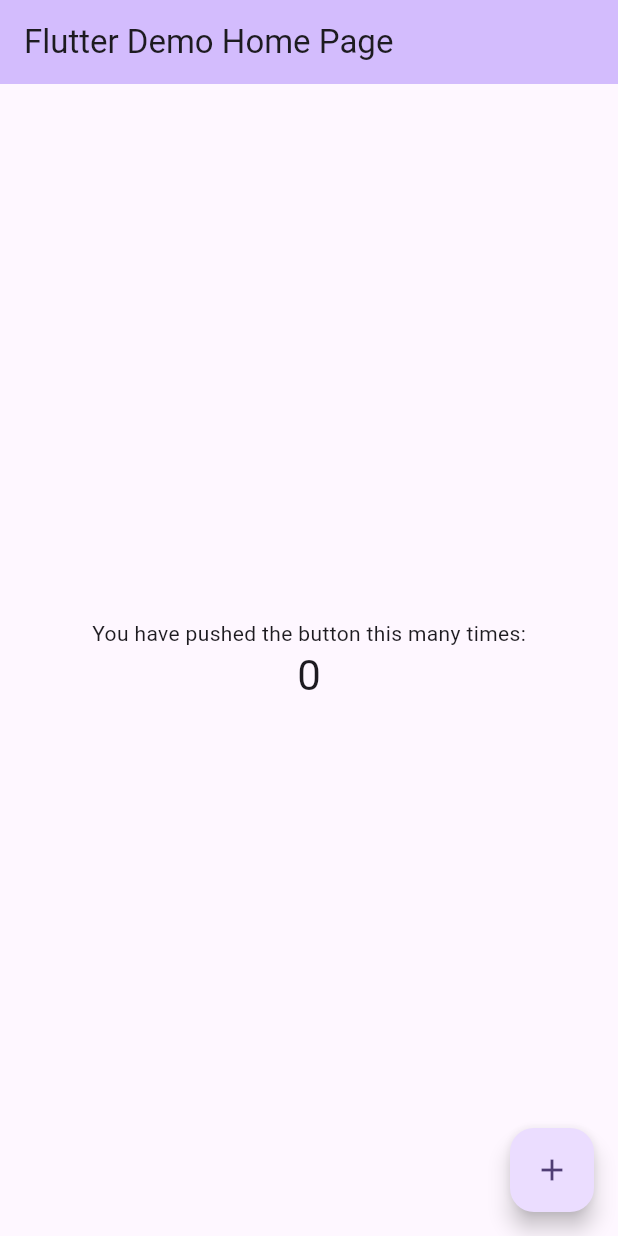
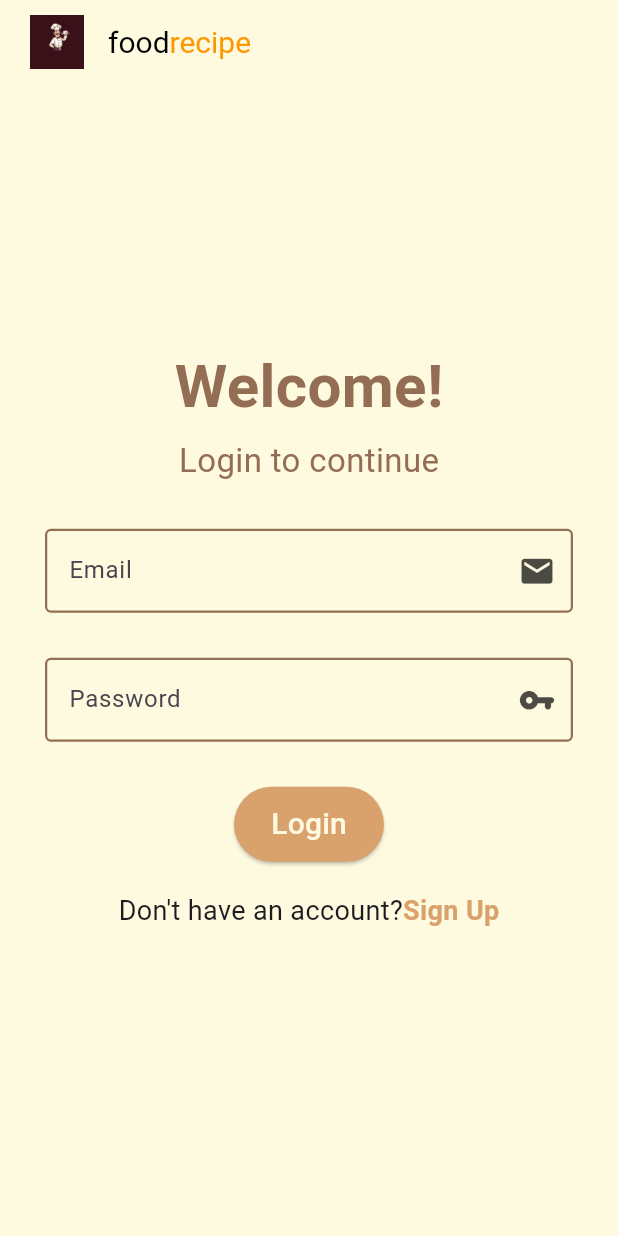
Before and after one commit to mandalajit/sprint4, a Flutter app: the screen it shows after launch, on a phone screen of 412 x 824 dp. Run offline on Flutter 3.47's test engine with Material 3 defaults, Android fonts, the phone set to English and light mode, and no system bars.

Commit message:
theme update

```diff
--- /dev/null
+++ b/lib/app/app.dart
@@ -0,0 +1,15 @@
+import 'package:flutter/material.dart';
+
+import '../screen/splash_screen.dart';
+
+class App extends StatelessWidget {
+  const App({super.key});
+
+  @override
+  Widget build(BuildContext context) {
+    return const MaterialApp(
+      home: SplashScreen(),
+      debugShowCheckedModeBanner: false,
+    );
+  }
+}
--- a/lib/main.dart
+++ b/lib/main.dart
@@ -1,125 +1,7 @@
 import 'package:flutter/material.dart';
 
+import 'app/app.dart';
+
 void main() {
-  runApp(const MyApp());
+  runApp(const App());
 }
-
-class MyApp extends StatelessWidget {
-  const MyApp({super.key});
-
-  // This widget is the root of your application.
-  @override
-  Widget build(BuildContext context) {
-    return MaterialApp(
-      title: 'Flutter Demo',
-      theme: ThemeData(
-        // This is the theme of your application.
-        //
-        // TRY THIS: Try running your application with "flutter run". You'll see
-        // the application has a purple toolbar. Then, without quitting the app,
-        // try changing the seedColor in the colorScheme below to Colors.green
-        // and then invoke "hot reload" (save your changes or press the "hot
-        // reload" button in a Flutter-supported IDE, or press "r" if you used
-        // the command line to start the app).
-        //
-        // Notice that the counter didn't reset back to zero; the application
-        // state is not lost during the reload. To reset the state, use hot
-        // restart instead.
-        //
-        // This works for code too, not just values: Most code changes can be
-        // tested with just a hot reload.
-        colorScheme: ColorScheme.fromSeed(seedColor: Colors.deepPurple),
-        useMaterial3: true,
-      ),
-      home: const MyHomePage(title: 'Flutter Demo Home Page'),
-    );
-  }
-}
-
-class MyHomePage extends StatefulWidget {
-  const MyHomePage({super.key, required this.title});
-
-  // This widget is the home page of your application. It is stateful, meaning
-  // that it has a State object (defined below) that contains fields that affect
-  // how it looks.
-
-  // This class is the configuration for the state. It holds the values (in this
-  // case the title) provided by the parent (in this case the App widget) and
-  // used by the build method of the State. Fields in a Widget subclass are
-  // always marked "final".
-
-  final String title;
-
-  @override
-  State<MyHomePage> createState() => _MyHomePageState();
-}
-
-class _MyHomePageState extends State<MyHomePage> {
-  int _counter = 0;
-
-  void _incrementCounter() {
-    setState(() {
-      // This call to setState tells the Flutter framework that something has
-      // changed in this State, which causes it to rerun the build method below
-      // so that the display can reflect the updated values. If we changed
-      // _counter without calling setState(), then the build method would not be
-      // called again, and so nothing would appear to happen.
-      _counter++;
-    });
-  }
-
-  @override
-  Widget build(BuildContext context) {
-    // This method is rerun every time setState is called, for instance as done
-    // by the _incrementCounter method above.
-    //
-    // The Flutter framework has been optimized to make rerunning build methods
-    // fast, so that you can just rebuild anything that needs updating rather
-    // than having to individually change instances of widgets.
-    return Scaffold(
-      appBar: AppBar(
-        // TRY THIS: Try changing the color here to a specific color (to
-        // Colors.amber, perhaps?) and trigger a hot reload to see the AppBar
-        // change color while the other colors stay the same.
-        backgroundColor: Theme.of(context).colorScheme.inversePrimary,
-        // Here we take the value from the MyHomePage object that was created by
-        // the App.build method, and use it to set our appbar title.
-        title: Text(widget.title),
-      ),
-      body: Center(
-        // Center is a layout widget. It takes a single child and positions it
-        // in the middle of the parent.
-        child: Column(
-          // Column is also a layout widget. It takes a list of children and
-          // arranges them vertically. By default, it sizes itself to fit its
-          // children horizontally, and tries to be as tall as its parent.
-          //
-          // Column has various properties to control how it sizes itself and
-          // how it positions its children. Here we use mainAxisAlignment to
-          // center the children vertically; the main axis here is the vertical
-          // axis because Columns are vertical (the cross axis would be
-          // horizontal).
-          //
-          // TRY THIS: Invoke "debug painting" (choose the "Toggle Debug Paint"
-          // action in the IDE, or press "p" in the console), to see the
-          // wireframe for each widget.
-          mainAxisAlignment: MainAxisAlignment.center,
-          children: <Widget>[
-            const Text(
-              'You have pushed the button this many times:',
-            ),
-            Text(
-              '$_counter',
-              style: Theme.of(context).textTheme.headlineMedium,
-            ),
-          ],
-        ),
-      ),
-      floatingActionButton: FloatingActionButton(
-        onPressed: _incrementCounter,
-        tooltip: 'Increment',
-        child: const Icon(Icons.add),
-      ), // This trailing comma makes auto-formatting nicer for build methods.
-    );
-  }
-}
--- /dev/null
+++ b/lib/screen/login_screen.dart
@@ -0,0 +1,196 @@
+
+import 'package:flutter/cupertino.dart';
+import 'package:flutter/material.dart';
+import 'package:recipe/screen/dashboard_screen.dart';
+import 'package:recipe/screen/register_screen.dart';
+
+class LoginScreen extends StatefulWidget {
+  const LoginScreen({super.key});
+
+  @override
+  State<LoginScreen> createState() => _LoginScreenState();
+}
+
+class _LoginScreenState extends State<LoginScreen> {
+  String? email;
+  String? password;
+
+  @override
+  Widget build(BuildContext context) {
+    return Scaffold(
+      backgroundColor: Color(0xFFFEFAE0),
+      appBar: AppBar(
+        leading: Padding(
+          padding: const EdgeInsets.only(left: 20.0), // Add padding to the left
+          child: Image.asset('assets/images/logo.png'),
+        ),
+        title: RichText(
+          text: TextSpan(
+            children: [
+              TextSpan(
+                text: 'food',
+                style: TextStyle(
+                  fontSize: 20,
+                  color: Colors.black,
+                ),
+              ),
+              TextSpan(
+                text: 'recipe',
+                style: TextStyle(
+                  fontSize: 20,
+                  color: Colors.orange,
+                ),
+              ),
+            ],
+          ),
+        ),
+        backgroundColor: Color(0xFFFEFAE0),
+      ),
+      body: Column(
+        mainAxisAlignment: MainAxisAlignment.center,
+        crossAxisAlignment: CrossAxisAlignment.center,
+        children: [
+
+
+             Text("Welcome!",
+              textAlign: TextAlign.left,
+              style: TextStyle(
+                fontSize: 40,
+                color: Color(0xFF946E54),
+                fontWeight: FontWeight.bold,
+              ),
+            ),
+
+          SizedBox(
+            height: 5,
+          ),
+          Text("Login to continue",
+            style: TextStyle(
+              fontSize: 22,
+              color: Color(0xFF946E54),
+            ),
+          ),
+          Padding(padding: const EdgeInsets.all(30),
+              child:Form(
+                child: Column(
+                  children: [
+                    TextFormField(
+                      onChanged: (value) {
+                        email = value;
+                      },
+                      keyboardType: TextInputType.emailAddress,
+                      decoration: InputDecoration(
+                        labelText: 'Email',
+                        suffixIcon: Icon(
+                          Icons.email,
+                          size: 25,
+                          color: Colors.black.withOpacity(0.7),
+                        ),
+                        enabledBorder: OutlineInputBorder(
+                          borderSide: const BorderSide(
+                            color: Color(0xFF946E54),
+                            width: 1.5,
+                            style: BorderStyle.solid,
+                          ),
+                        ),
+                        border: OutlineInputBorder(
+                          borderRadius: BorderRadius.all(Radius.circular(3)),
+                        ),
+                      ),
+                    ),
+                    SizedBox(
+                      height: 30,
+                    ),
+                    TextFormField(
+                      obscureText: true,
+                      obscuringCharacter: '*',
+                      onChanged: (value) {
+                        password = value;
+                      },
+
+                      decoration: InputDecoration(
+                        labelText: 'Password',
+
+                        suffixIcon: Icon(
+                          Icons.vpn_key_rounded,
+                          size: 25,
+                          color: Colors.black.withOpacity(0.7),
+                        ),
+                        enabledBorder: OutlineInputBorder(
+                          borderSide: const BorderSide(
+                            color: Color(0xFF946E54),
+                            width: 1.5,
+                            style: BorderStyle.solid,
+                          ),
+                        ),
+                        border: OutlineInputBorder(
+                          borderRadius: BorderRadius.all(Radius.circular(3)),
+                        ),
+                      ),
+                    ),
+                    SizedBox(
+                      height: 30,
+                    ),
+                    SizedBox(
+                      height: 50,
+                      width: 100,
+                        child: ElevatedButton(onPressed: (){
+                          if(email =="Admin" && password =="Admin"){
+                            Navigator.push(
+                              context,
+                              MaterialPageRoute(builder: (_) => DashBoardScreen()),
+                            );
+                          }
+                        },
+                            style: ElevatedButton.styleFrom(
+                              backgroundColor: Color(0xFFD9A26C), // Background color
+                            ),
+                            child: Text("Login",
+                              style: TextStyle(
+                                color: Color(0xFFFEFAE0),
+                                fontSize: 20
+                              ),
+                            )
+                        )
+                    ),
+                    SizedBox(
+                      height: 20,
+                    ),
+                    Row(
+                      mainAxisAlignment: MainAxisAlignment.center,
+                      children: [
+                        Text("Don't have an account?",
+                          style: TextStyle(
+                            fontSize: 18
+                          ),
+                        ),
+                        GestureDetector(
+                          onTap: () {
+                            // Navigate to sign-up screen
+                            Navigator.push(
+                              context,
+                              MaterialPageRoute(builder: (_) => RegisterScreen()),
+                            );
+                          },
+                          child: Text(
+                            'Sign Up',
+                            style: TextStyle(
+                              color: Color(0xFFD9A26C),
+                              fontWeight: FontWeight.bold,
+                              fontSize: 18,
+                            ),
+                          ),
+                        ),
+                      ],
+                    ),
+                  ],
+
+                ),
+            ),
+          ),
+
+        ],
+      ),
+    );
+  }
+}
```
Also changed, not shown: lib/screen/dashboard_screen.dart (added, +101 -0 lines), lib/screen/register_screen.dart (added, +189 -0 lines), lib/screen/splash_screen.dart (added, +64 -0 lines), lib/theme/app_theme.dart (added, +7 -0 lines), pubspec.yaml (+13 -14 lines), assets/fonts/OpenSans_Condensed-Bold.ttf (added), assets/fonts/OpenSans_Condensed-Light.ttf (added), assets/fonts/OpenSans_Condensed-Regular.ttf (added), assets/images/dashboard_image.png (added), assets/images/google_logo.png (added), assets/images/logo.png (added), 2 other files.
